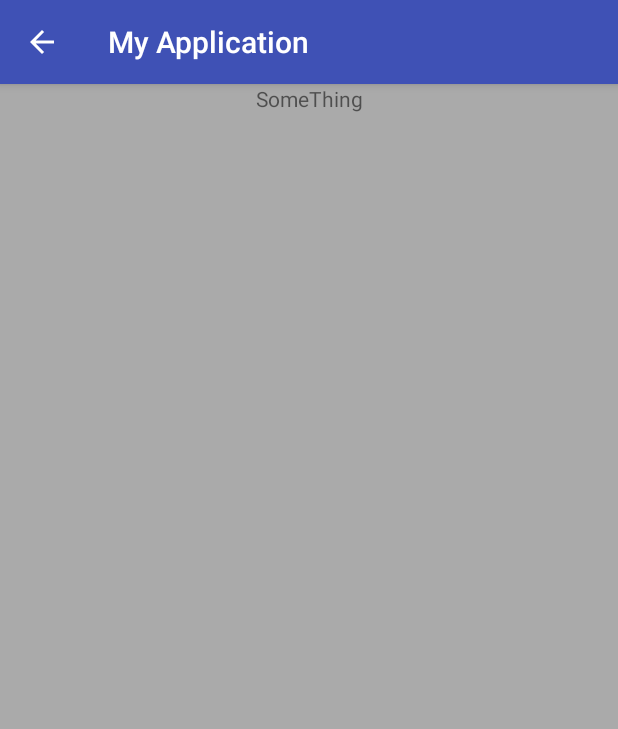
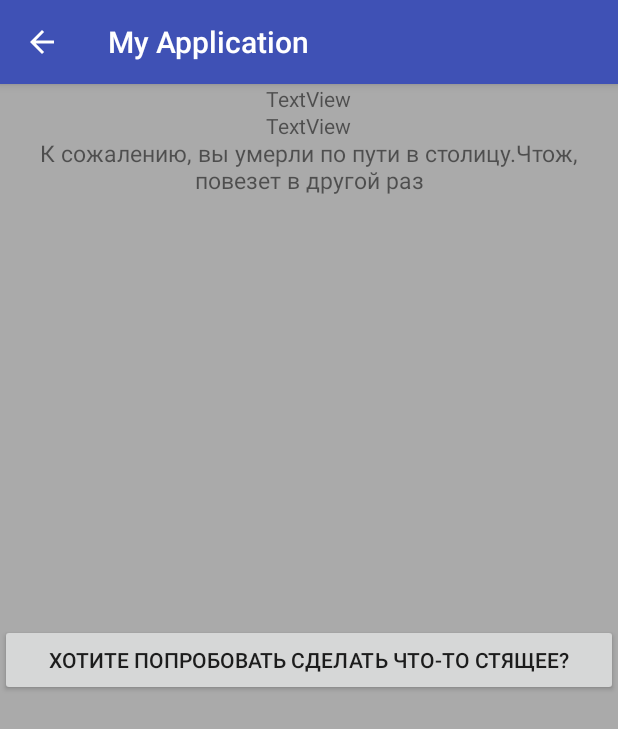
Before and after one commit to OverAhah/Game-project, an Android app: the Main5Activity screen opened directly, with no data from a screen before it, on a phone screen of 412 x 824 dp. Shown: the top 729 px of the screen. Run offline under Robolectric (Android 15) with nearby library versions, the phone set to English and light mode, and no system bars.

Commit message:
Demo (Stupid Demo)

```diff
--- a/app/src/main/java/com/example/user/myapplication/Main5Activity.kt
+++ b/app/src/main/java/com/example/user/myapplication/Main5Activity.kt
@@ -10,7 +10,9 @@ class Main5Activity : AppCompatActivity() {
         super.onCreate(savedInstanceState)
         setContentView(R.layout.activity_main5)
 
-        Text1.text = "SomeThing"
+        Text1.text = "К сожалению, вы умерли по пути в столицу." +
+                "Чтож, повезет в другой раз"
+
 
     }
 }
--- a/app/src/main/res/layout/activity_main5.xml
+++ b/app/src/main/res/layout/activity_main5.xml
@@ -13,11 +13,41 @@
         app:srcCompat="@android:color/darker_gray" />
 
 
-    <TextView
+    <Button
+        android:id="@+id/Restart"
         android:layout_width="match_parent"
         android:layout_height="wrap_content"
+        android:layout_alignParentStart="true"
+        android:layout_centerVertical="true"
+        android:text="Хотите попробовать сделать что-то стящее?" />
+
+    <TextView
         android:id="@+id/Text1"
-        android:text="TestText"
-        android:textAlignment="center" />
+        android:layout_width="match_parent"
+        android:layout_height="wrap_content"
+
+        android:layout_alignParentStart="true"
+        android:layout_alignParentTop="true"
+        android:layout_marginTop="35dp"
+        android:text=""
+        android:textAlignment="center"
+        android:textSize="15dp" />
+
+    <TextView
+        android:id="@+id/textView6"
+        android:layout_width="wrap_content"
+        android:layout_height="wrap_content"
+        android:layout_alignParentTop="true"
+        android:layout_centerHorizontal="true"
+        android:text="TextView" />
+
+    <TextView
+        android:id="@+id/textView7"
+        android:layout_width="wrap_content"
+        android:layout_height="wrap_content"
+        android:layout_above="@+id/Text1"
+        android:layout_centerHorizontal="true"
+        android:layout_marginBottom="-37dp"
+        android:text="TextView" />
 
 </RelativeLayout>
```
